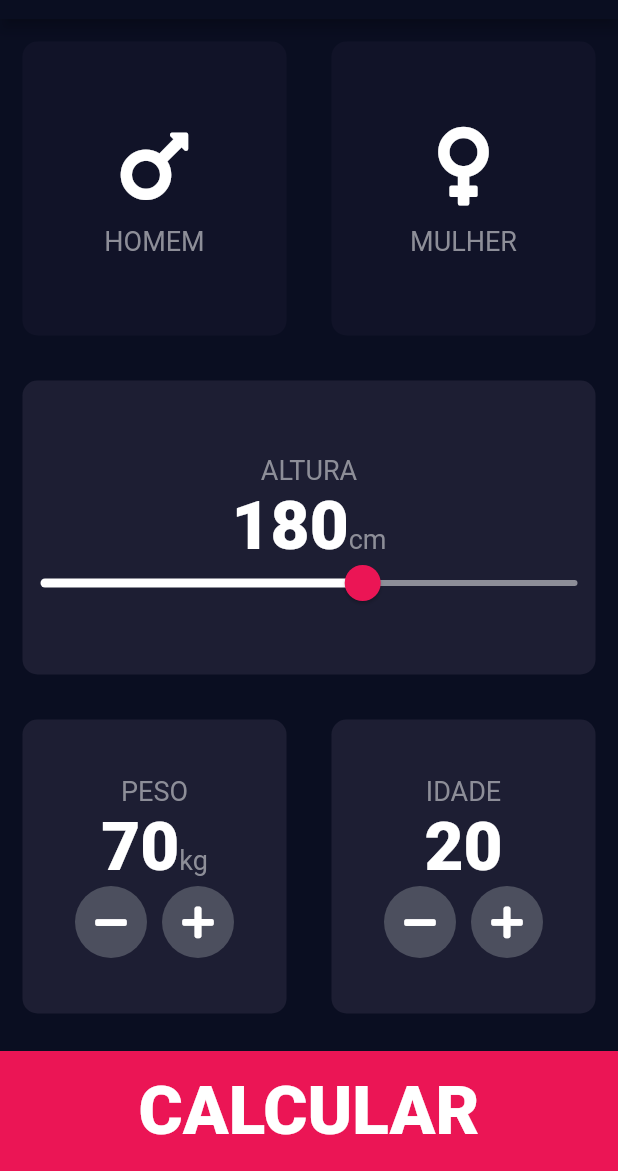
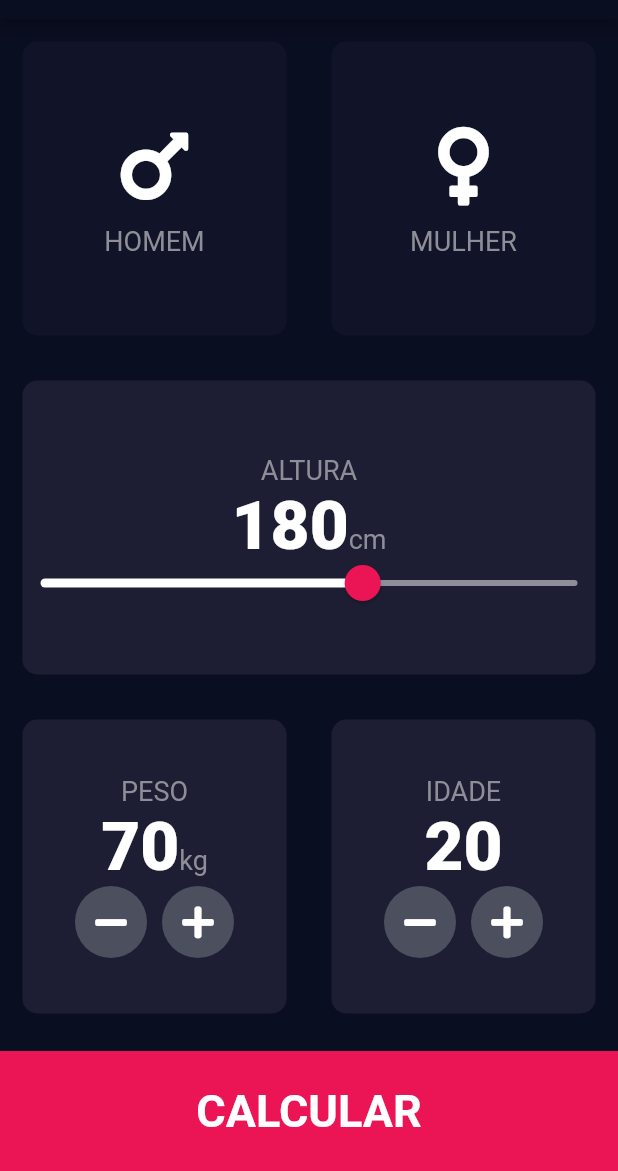
Before and after one commit to guilpejon/imc-calculator, a Flutter app: the screen it shows after launch, on a phone screen of 412 x 824 dp, the part 65-1236 px from its top. Run offline on Flutter 3.47's test engine with Material 2 defaults, Android fonts, the phone set to English and light mode, and no system bars; our stand-ins replace font_awesome_flutter.

```diff
--- a/lib/icon_content.dart
+++ b/lib/components/icon_content.dart
@@ -1,5 +1,5 @@
 import 'package:flutter/material.dart';
-import 'constants.dart';
+import 'package:imc/constants.dart';
 
 class IconContent extends StatelessWidget {
   IconContent({this.icon, this.label});
--- /dev/null
+++ b/lib/components/round_icon_button.dart
@@ -0,0 +1,25 @@
+import 'package:flutter/material.dart';
+
+class RoundIconButton extends StatelessWidget {
+  RoundIconButton({@required this.icon, this.onPressed});
+
+  final IconData icon;
+  final Function onPressed;
+
+  @override
+  Widget build(BuildContext context) {
+    return RawMaterialButton(
+      child: Icon(icon),
+      onPressed: () {
+        onPressed();
+      },
+      elevation: 0,
+      constraints: BoxConstraints.tightFor(
+        width: 48,
+        height: 48,
+      ),
+      shape: CircleBorder(),
+      fillColor: Color(0xFF4C4F5E),
+    );
+  }
+}
--- a/lib/main.dart
+++ b/lib/main.dart
@@ -1,5 +1,5 @@
 import 'package:flutter/material.dart';
-import 'input_page.dart';
+import 'package:imc/screens/input_page.dart';
 
 void main() => runApp(MyApp());
 
--- a/lib/input_page.dart
+++ b/lib/screens/input_page.dart
@@ -1,9 +1,10 @@
 import 'package:flutter/material.dart';
 import 'package:font_awesome_flutter/font_awesome_flutter.dart';
-import 'icon_content.dart';
-import 'reusable_card.dart';
-import 'constants.dart';
-import 'results_page.dart';
+import 'package:imc/components/icon_content.dart';
+import 'package:imc/components/reusable_card.dart';
+import 'package:imc/constants.dart';
+import 'package:imc/screens/results_page.dart';
+import 'package:imc/components/round_icon_button.dart';
 
 enum Gender {
   male,
@@ -239,14 +240,11 @@ class _InputPageState extends State<InputPage> {
               );
             },
             child: Container(
-              child: Row(
-                mainAxisAlignment: MainAxisAlignment.center,
-                children: <Widget>[
-                  Text(
-                    'CALCULAR',
-                    style: kNumberTextStyle,
-                  ),
-                ],
+              child: Center(
+                child: Text(
+                  'CALCULAR',
+                  style: kLargeButtonTextStyle,
+                ),
               ),
               color: kBottomContainerColor,
               margin: EdgeInsets.only(top: 10),
@@ -259,27 +257,3 @@ class _InputPageState extends State<InputPage> {
     );
   }
 }
-
-class RoundIconButton extends StatelessWidget {
-  RoundIconButton({@required this.icon, this.onPressed});
-
-  final IconData icon;
-  final Function onPressed;
-
-  @override
-  Widget build(BuildContext context) {
-    return RawMaterialButton(
-      child: Icon(icon),
-      onPressed: () {
-        onPressed();
-      },
-      elevation: 0,
-      constraints: BoxConstraints.tightFor(
-        width: 48,
-        height: 48,
-      ),
-      shape: CircleBorder(),
-      fillColor: Color(0xFF4C4F5E),
-    );
-  }
-}
```
Also changed, not shown: lib/components/bottom_button.dart (added, +28 -0 lines), lib/constants.dart (+25 -0 lines), lib/results_page.dart (deleted, +0 -13 lines), lib/screens/results_page.dart (added, +62 -0 lines), lib/components/reusable_card.dart (renamed from lib/reusable_card.dart).
